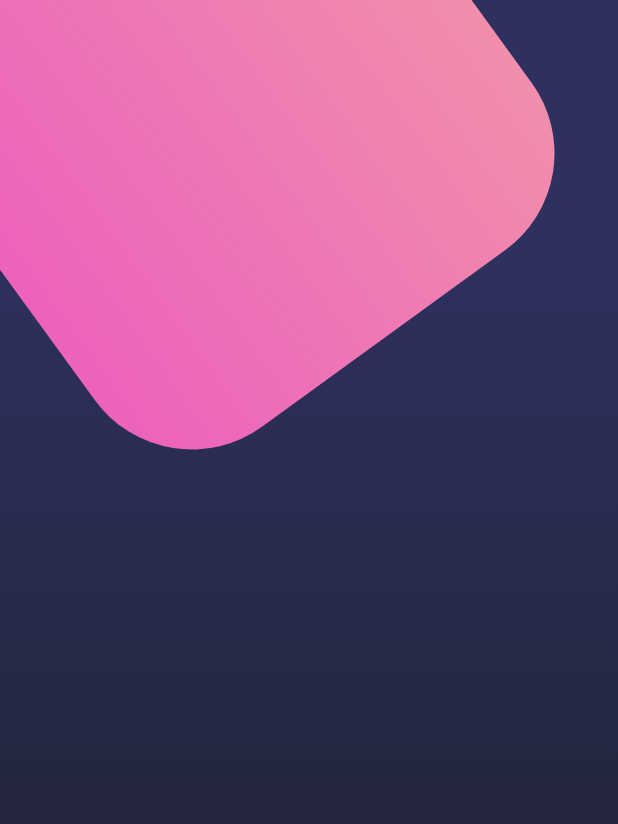
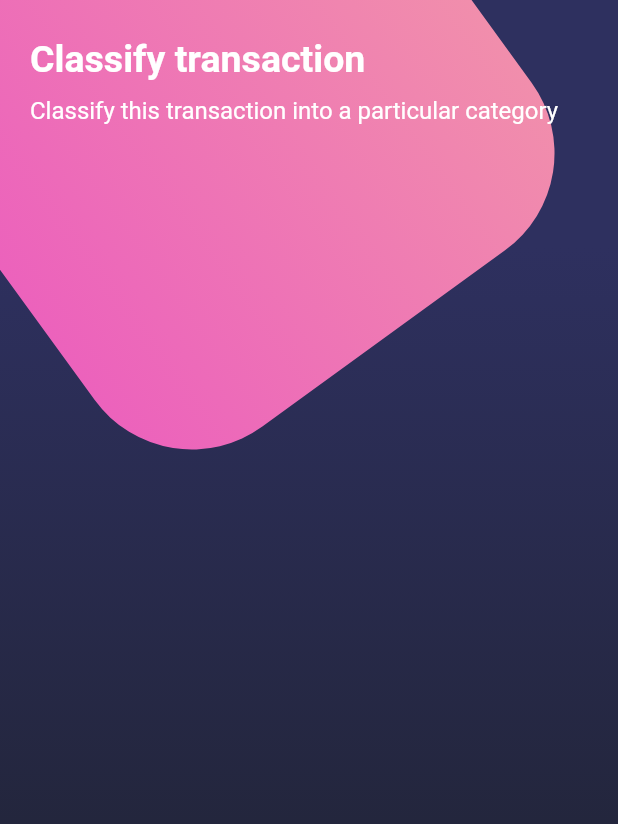
Before and after one commit to jantonio2/SomeDesigns, a Flutter app: the screen it shows after launch, on a phone screen of 412 x 824 dp. Shown: the top 824 px of the screen. Run offline on Flutter 3.47's test engine with Material 2 defaults, Android fonts, the phone set to English and light mode, and no system bars.

Commit message:
Parte de los titulos del HomeBody realizado

```diff
--- a/lib/screens/home_screen.dart
+++ b/lib/screens/home_screen.dart
@@ -10,10 +10,28 @@ class HomeScreen extends StatelessWidget {
     return Scaffold(
       body: Stack(
         children: const [
-          Background()
+          Background(),
+          _HomeBody()
         ],
       )
     );
   }
 
 }
+
+class _HomeBody extends StatelessWidget {
+  const _HomeBody({
+    Key? key,
+  }) : super(key: key);
+
+  @override
+  Widget build(BuildContext context) {
+    return SingleChildScrollView(
+      child: Column(
+        children: const [
+          PageTitle()
+        ],
+      ),
+    );
+  }
+}
--- /dev/null
+++ b/lib/widgets/page_title.dart
@@ -0,0 +1,25 @@
+import 'package:flutter/material.dart';
+
+class PageTitle extends StatelessWidget {
+
+  const PageTitle({Key? key}) : super(key: key);
+
+  @override
+  Widget build(BuildContext context) {
+    return SafeArea(
+      bottom: false,
+      child: Container(
+        margin: const EdgeInsets.symmetric(horizontal: 20, vertical: 25),
+        child: Column(
+          crossAxisAlignment: CrossAxisAlignment.start,
+          children: const [
+            Text('Classify transaction', style: TextStyle(fontSize: 25, fontWeight: FontWeight.bold, color: Colors.white)),
+            SizedBox(height: 10),
+            Text('Classify this transaction into a particular category', style: TextStyle(fontSize: 16, color: Colors.white))
+          ],
+        ),
+      ),
+    );
+  }
+
+}
--- a/lib/widgets/widgets.dart
+++ b/lib/widgets/widgets.dart
@@ -1 +1,2 @@
 export 'package:designs/widgets/background.dart';
+export 'package:designs/widgets/page_title.dart';
```
